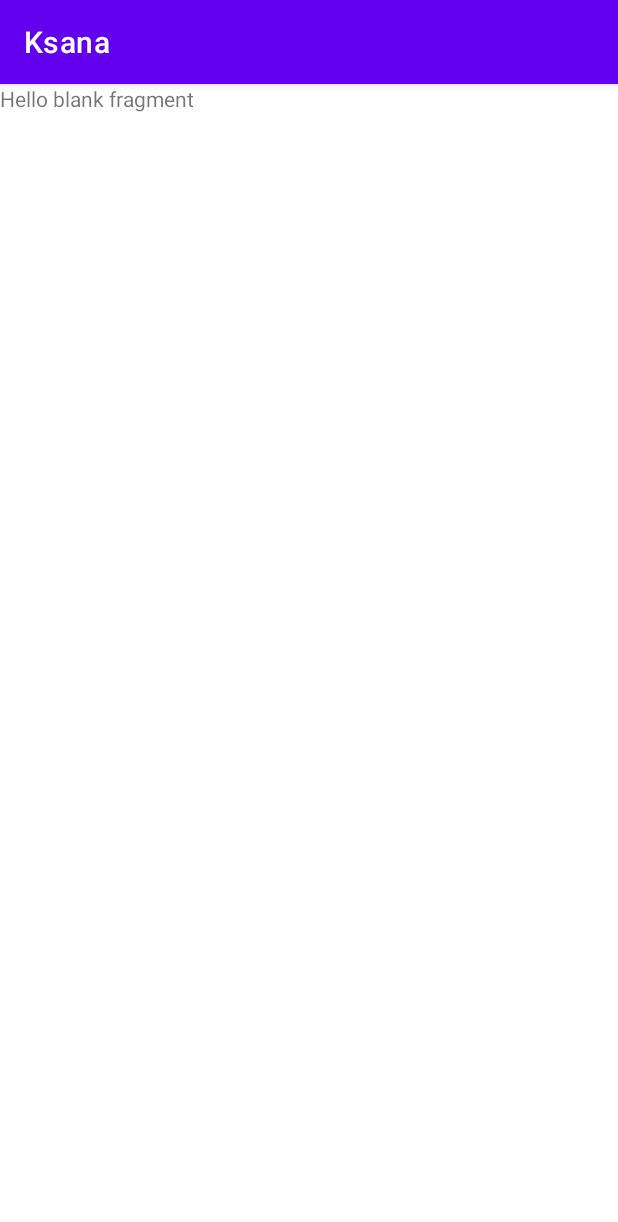
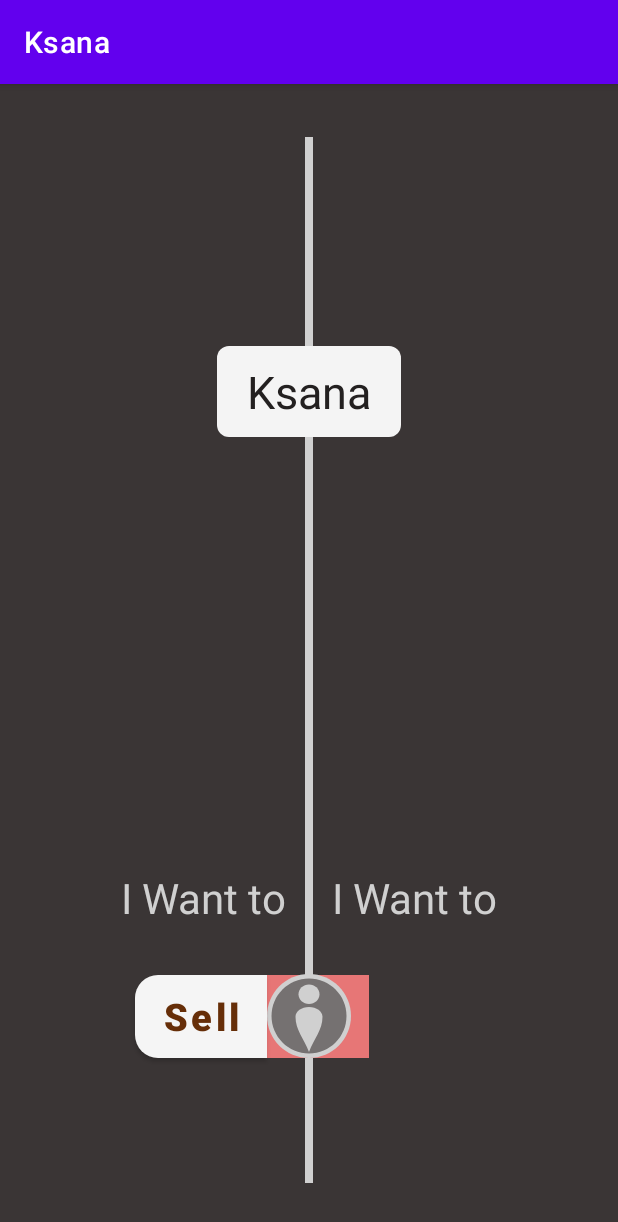
Before and after one commit to DeveloprAbhishek/Ksana, an Android app: the fragment BuySellFragment shown on its own in the app's theme, on a phone screen of 412 x 824 dp. Shown: the top 1222 px of the screen. Run offline under Robolectric (Android 15) with nearby library versions, the phone set to English and light mode, and no system bars.

Commit message:
fragment Buy sell

```diff
--- /dev/null
+++ b/app/src/main/res/drawable/button_bg_buy.xml
@@ -0,0 +1,6 @@
+<?xml version="1.0" encoding="utf-8"?>
+<shape xmlns:android="http://schemas.android.com/apk/res/android"
+    android:shape="rectangle">
+    <solid android:color="@color/orange_E77"/>
+    <corners android:topRightRadius="15dp" android:bottomRightRadius="15dp"/>
+</shape>
--- /dev/null
+++ b/app/src/main/res/drawable/button_bg_sell.xml
@@ -0,0 +1,6 @@
+<?xml version="1.0" encoding="utf-8"?>
+<shape xmlns:android="http://schemas.android.com/apk/res/android"
+    android:shape="rectangle">
+    <solid android:color="@color/orange_E77"/>
+    <corners android:topLeftRadius="15dp" android:bottomLeftRadius="15dp"/>
+</shape>
--- /dev/null
+++ b/app/src/main/res/drawable/ic_person_sell_buy.xml
@@ -0,0 +1,18 @@
+<vector xmlns:android="http://schemas.android.com/apk/res/android"
+    android:width="56dp"
+    android:height="56dp"
+    android:viewportWidth="56"
+    android:viewportHeight="56">
+  <path
+      android:pathData="M56,28C56,43.464 43.464,56 28,56C12.536,56 0,43.464 0,28C0,12.536 12.536,0 28,0C43.464,0 56,12.536 56,28Z"
+      android:fillColor="#D0D0D0"/>
+  <path
+      android:pathData="M53,28C53,41.8071 41.8071,53 28,53C14.1929,53 3,41.8071 3,28C3,14.1929 14.1929,3 28,3C41.8071,3 53,14.1929 53,28Z"
+      android:fillColor="#757171"/>
+  <path
+      android:pathData="M35,13.5C35,17.0899 31.866,20 28,20C24.134,20 21,17.0899 21,13.5C21,9.9101 24.134,7 28,7C31.866,7 35,9.9101 35,13.5Z"
+      android:fillColor="#D0D0D0"/>
+  <path
+      android:pathData="M28,22C23.0294,22 19,24.9154 19,28.5116C19,37.3488 24.4853,42.8272 28,52C31.5147,42.8272 37,37.3488 37,28.5116C37,24.9154 32.9706,22 28,22Z"
+      android:fillColor="#D0D0D0"/>
+</vector>
--- /dev/null
+++ b/app/src/main/res/drawable/text_view_bg_round.xml
@@ -0,0 +1,7 @@
+<?xml version="1.0" encoding="utf-8"?>
+<shape xmlns:android="http://schemas.android.com/apk/res/android"
+    >
+    <solid android:color="@color/primary_white" />
+    <corners
+        android:radius="8dp" />
+</shape>
--- a/app/src/main/res/layout/fragment_buy_sell.xml
+++ b/app/src/main/res/layout/fragment_buy_sell.xml
@@ -1,14 +1,115 @@
 <?xml version="1.0" encoding="utf-8"?>
-<FrameLayout xmlns:android="http://schemas.android.com/apk/res/android"
+<androidx.constraintlayout.widget.ConstraintLayout xmlns:android="http://schemas.android.com/apk/res/android"
+    xmlns:app="http://schemas.android.com/apk/res-auto"
     xmlns:tools="http://schemas.android.com/tools"
     android:layout_width="match_parent"
     android:layout_height="match_parent"
+    android:background="@color/s_gray_500"
+    android:paddingHorizontal="20dp"
+    android:paddingVertical="35dp"
     tools:context=".ui.fragment.BuySellFragment">
 
-    <!-- TODO: Update blank fragment layout -->
+    <View
+        android:id="@+id/straightLine"
+        android:layout_width="5dp"
+        android:layout_height="wrap_content"
+        android:background="@color/p_white_600"
+        app:layout_constraintBottom_toBottomOf="parent"
+        app:layout_constraintEnd_toEndOf="parent"
+        app:layout_constraintStart_toStartOf="parent"
+        app:layout_constraintTop_toTopOf="parent" />
+
+
+    <androidx.constraintlayout.widget.Guideline
+        android:id="@+id/guidelineTop"
+        android:layout_width="wrap_content"
+        android:layout_height="wrap_content"
+        android:orientation="horizontal"
+        app:layout_constraintGuide_percent="0.2"/>
+
+
     <TextView
-        android:layout_width="match_parent"
-        android:layout_height="match_parent"
-        android:text="@string/hello_blank_fragment" />
+        android:layout_width="wrap_content"
+        android:layout_height="wrap_content"
+        android:background="@drawable/text_view_bg_round"
+        android:paddingHorizontal="20dp"
+        android:paddingVertical="10dp"
+        android:text="@string/ksana"
+        android:textColor="@color/primary_black"
+        android:textSize="30sp"
+        app:layout_constraintEnd_toEndOf="parent"
+        app:layout_constraintStart_toStartOf="parent"
+        app:layout_constraintTop_toTopOf="@id/guidelineTop"
+        />
 
-</FrameLayout>
+    <androidx.constraintlayout.widget.Guideline
+        android:id="@+id/guidelineBottom"
+        android:layout_width="wrap_content"
+        android:layout_height="wrap_content"
+        android:orientation="horizontal"
+        app:layout_constraintGuide_percent="0.7"/>
+
+    <TextView
+        android:layout_width="wrap_content"
+        android:layout_height="wrap_content"
+        android:layout_marginEnd="18dp"
+        android:text="@string/i_want_to"
+        android:textSize="28sp"
+        android:textColor="@color/p_white_600"
+        app:layout_constraintTop_toTopOf="@id/guidelineBottom"
+        app:layout_constraintEnd_toEndOf="@id/straightLine"
+        />
+
+    <TextView
+        android:layout_width="wrap_content"
+        android:layout_height="wrap_content"
+        android:layout_marginStart="18dp"
+        android:text="@string/i_want_to"
+        android:textSize="28sp"
+        android:textColor="@color/p_white_600"
+        app:layout_constraintTop_toTopOf="@id/guidelineBottom"
+        app:layout_constraintStart_toStartOf="@id/straightLine"
+        />
+
+
+    <androidx.constraintlayout.widget.Guideline
+        android:id="@+id/guidelineAt80"
+        android:layout_width="wrap_content"
+        android:layout_height="wrap_content"
+        android:orientation="horizontal"
+        app:layout_constraintGuide_percent="0.8"/>
+
+    <View
+        android:layout_width="80dp"
+        android:layout_height="55dp"
+        android:background="@color/orange_E77"
+        app:layout_constraintTop_toTopOf="@id/ivPersonSellBuy"
+        app:layout_constraintStart_toStartOf="@id/ivPersonSellBuy"
+        app:layout_constraintEnd_toEndOf="@id/ivPersonSellBuy"
+        app:layout_constraintBottom_toBottomOf="@+id/ivPersonSellBuy"/>
+
+    <Button
+        android:theme="@style/Theme.AppCompat.DayNight"
+        android:layout_width="wrap_content"
+        android:layout_height="55dp"
+        android:text="Sell"
+        android:textStyle="bold"
+        android:textSize="25sp"
+        android:textColor="@color/a_orange_900"
+        android:textAllCaps="false"
+        android:background="@drawable/button_bg_sell"
+        app:layout_constraintEnd_toStartOf="@id/ivPersonSellBuy"
+        app:layout_constraintTop_toTopOf="@id/ivPersonSellBuy"
+        app:layout_constraintBottom_toBottomOf="@+id/ivPersonSellBuy"
+        />
+
+    <ImageView
+        android:id="@+id/ivPersonSellBuy"
+        android:layout_width="wrap_content"
+        android:layout_height="wrap_content"
+        android:src="@drawable/ic_person_sell_buy"
+        app:layout_constraintStart_toStartOf="parent"
+        app:layout_constraintEnd_toEndOf="parent"
+        app:layout_constraintTop_toTopOf="@id/guidelineAt80"/>
+
+</androidx.constraintlayout.widget.ConstraintLayout>
--- a/app/src/main/res/layout/fragment_register.xml
+++ b/app/src/main/res/layout/fragment_register.xml
@@ -84,6 +84,22 @@
         app:layout_constraintStart_toStartOf="parent"
         app:layout_constraintTop_toBottomOf="@id/etFirstName"/>
 
+    <com.google.android.material.button.MaterialButton
+        android:id="@+id/btnSendCode"
+        android:layout_width="wrap_content"
+        android:layout_height="wrap_content"
+        android:layout_marginEnd="5dp"
+        android:text="send code"
+        android:textSize="16sp"
+        android:textAllCaps="false"
+        android:textColor="@color/primary_black"
+        app:cornerRadius="10dp"
+        android:backgroundTint="@color/accent_orange"
+        app:layout_constraintEnd_toEndOf="@id/etMobile"
+        app:layout_constraintTop_toTopOf="@id/etMobile"
+        app:layout_constraintBottom_toBottomOf="@id/etMobile"
+        />
+
     <EditText
         android:id="@+id/etVerificationCode"
         android:layout_width="match_parent"
@@ -96,6 +112,22 @@
         app:layout_constraintEnd_toEndOf="parent"
         app:layout_constraintStart_toStartOf="parent"
         app:layout_constraintTop_toBottomOf="@id/etMobile"/>
+
+    <com.google.android.material.button.MaterialButton
+        android:id="@+id/btnVerify"
+        android:layout_width="wrap_content"
+        android:layout_height="wrap_content"
+        android:layout_marginEnd="5dp"
+        android:text="verify"
+        android:textSize="16sp"
+        android:textAllCaps="false"
+        android:textColor="@color/primary_black"
+        app:cornerRadius="10dp"
+        android:backgroundTint="@color/accent_orange"
+        app:layout_constraintEnd_toEndOf="@id/etVerificationCode"
+        app:layout_constraintTop_toTopOf="@id/etVerificationCode"
+        app:layout_constraintBottom_toBottomOf="@id/etVerificationCode"
+        />
 
 
     <EditText
--- a/app/src/main/res/values/colors.xml
+++ b/app/src/main/res/values/colors.xml
@@ -41,6 +41,8 @@
     <color name="a_orange_800">#8C3F0C</color>
     <color name="a_orange_900">#662E08</color>
 
+    <color name="orange_E77">#E77676</color>
+
 
 
 </resources>
--- a/app/src/main/res/values/strings.xml
+++ b/app/src/main/res/values/strings.xml
@@ -3,4 +3,6 @@
     <!-- TODO: Remove or change this placeholder text -->
     <string name="hello_blank_fragment">Hello blank fragment</string>
     <string name="terms_conditions"><![CDATA[by registering, you confirm that you agree to our Terms & Conditions]]></string>
+    <string name="ksana">Ksana</string>
+    <string name="i_want_to">I Want to</string>
 </resources>
```
